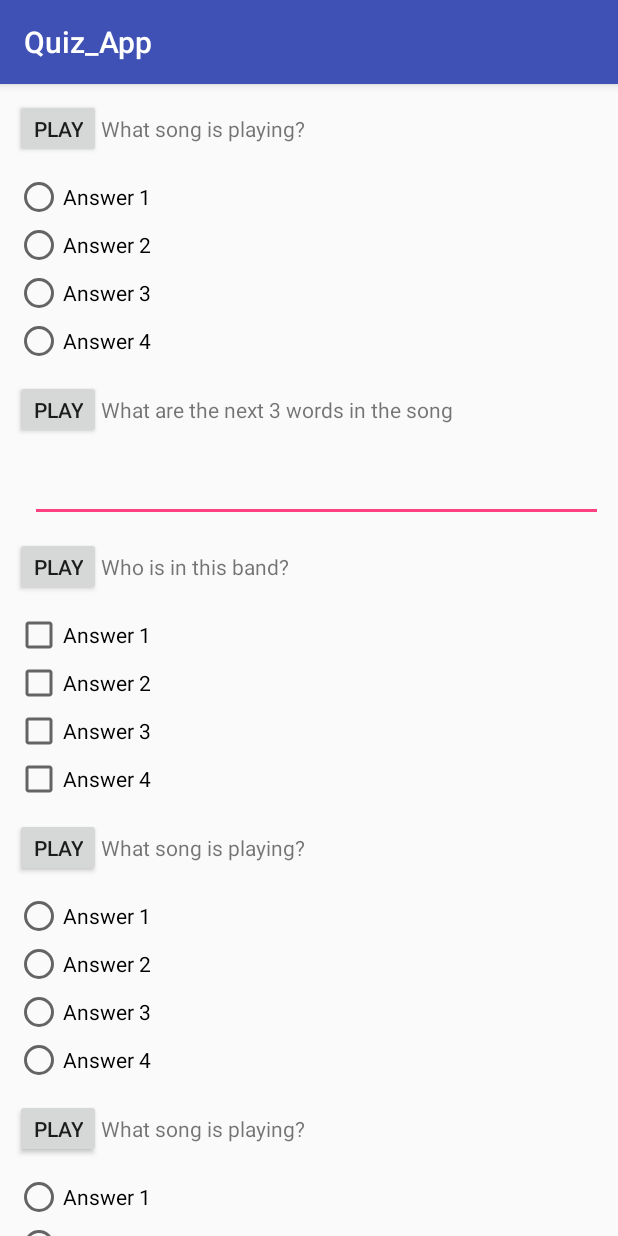
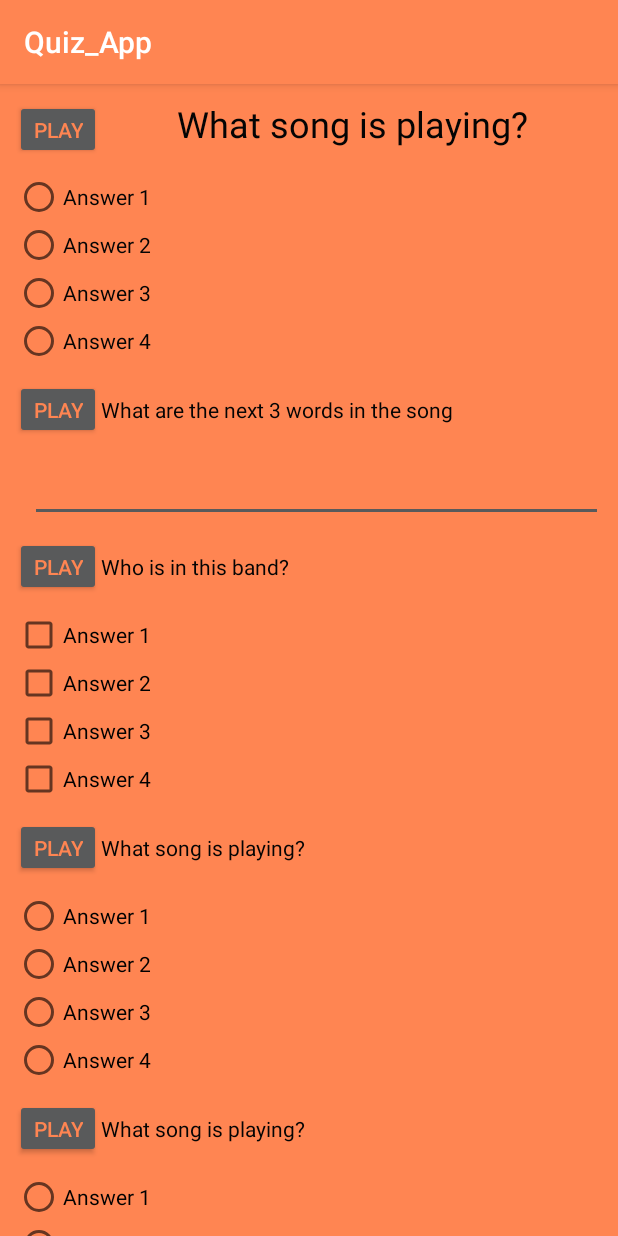
Before and after one commit to masterblasterx89/Quiz_App, an Android app: the screen it shows after launch (MainActivity), on a phone screen of 412 x 824 dp. Run offline under Robolectric (Android 15) with nearby library versions, the phone set to English and light mode, and no system bars.

Commit message:
Added question1

```diff
--- a/app/src/main/res/layout/activity_main.xml
+++ b/app/src/main/res/layout/activity_main.xml
@@ -6,7 +6,8 @@
     <LinearLayout
         android:layout_width="match_parent"
         android:layout_height="match_parent"
-        android:orientation="vertical">
+        android:orientation="vertical"
+        android:background="@color/colorPrimary">
 
         <LinearLayout
             android:layout_width="match_parent"
@@ -20,15 +21,20 @@
                 android:layout_height="wrap_content"
                 android:minHeight="@dimen/play_button_height"
                 android:minWidth="@dimen/play_button_width"
-                android:text="Play">
+                android:text="Play"
+                android:backgroundTint="@color/colorAccent"
+                android:textColor="@color/colorPrimary">
 
             </Button>
 
             <TextView
                 android:id="@+id/first_question"
-                android:layout_width="wrap_content"
+                android:layout_width="fill_parent"
                 android:layout_height="wrap_content"
-                android:text="What song is playing?">
+                android:gravity="center"
+                android:text="What song is playing?"
+                android:textSize="24sp"
+                android:textColor="@color/fontColor">
 
             </TextView>
 
@@ -48,22 +54,26 @@
                 <RadioButton
                     android:layout_width="wrap_content"
                     android:layout_height="wrap_content"
-                    android:text="Answer 1" />
+                    android:text="Answer 1"
+                    android:textColor="@color/fontColor"/>
 
                 <RadioButton
                     android:layout_width="wrap_content"
                     android:layout_height="wrap_content"
-                    android:text="Answer 2" />
+                    android:text="Answer 2"
+                    android:textColor="@color/fontColor"/>
 
                 <RadioButton
                     android:layout_width="wrap_content"
                     android:layout_height="wrap_content"
-                    android:text="Answer 3" />
+                    android:text="Answer 3"
+                    android:textColor="@color/fontColor"/>
 
                 <RadioButton
                     android:layout_width="wrap_content"
                     android:layout_height="wrap_content"
-                    android:text="Answer 4" />
+                    android:text="Answer 4"
+                    android:textColor="@color/fontColor"/>
             </RadioGroup>
         </LinearLayout>
 
@@ -79,7 +89,9 @@
                 android:layout_height="wrap_content"
                 android:minHeight="@dimen/play_button_height"
                 android:minWidth="@dimen/play_button_width"
-                android:text="Play">
+                android:text="Play"
+                android:backgroundTint="@color/colorAccent"
+                android:textColor="@color/colorPrimary">
 
             </Button>
 
@@ -87,7 +99,8 @@
                 android:id="@+id/second_question"
                 android:layout_width="wrap_content"
                 android:layout_height="wrap_content"
-                android:text="What are the next 3 words in the song">
+                android:text="What are the next 3 words in the song"
+                android:textColor="@color/fontColor">
 
             </TextView>
 
@@ -119,7 +132,9 @@
                 android:layout_height="wrap_content"
                 android:minHeight="@dimen/play_button_height"
                 android:minWidth="@dimen/play_button_width"
-                android:text="Play">
+                android:text="Play"
+                android:backgroundTint="@color/colorAccent"
+                android:textColor="@color/colorPrimary">
 
             </Button>
 
@@ -127,7 +142,8 @@
                 android:id="@+id/third_question"
                 android:layout_width="wrap_content"
                 android:layout_height="wrap_content"
-                android:text="Who is in this band?">
+                android:text="Who is in this band?"
+                android:textColor="@color/fontColor">
 
             </TextView>
 
@@ -174,7 +190,9 @@
                 android:layout_height="wrap_content"
                 android:minHeight="@dimen/play_button_height"
                 android:minWidth="@dimen/play_button_width"
-                android:text="Play">
+                android:text="Play"
+                android:backgroundTint="@color/colorAccent"
+                android:textColor="@color/colorPrimary">
 
             </Button>
 
@@ -182,7 +200,8 @@
                 android:id="@+id/forth_question"
                 android:layout_width="wrap_content"
                 android:layout_height="wrap_content"
-                android:text="What song is playing?">
+                android:text="What song is playing?"
+                android:textColor="@color/fontColor">
 
             </TextView>
 
@@ -232,7 +251,9 @@
                 android:layout_height="wrap_content"
                 android:minHeight="@dimen/play_button_height"
                 android:minWidth="@dimen/play_button_width"
-                android:text="Play">
+                android:text="Play"
+                android:backgroundTint="@color/colorAccent"
+                android:textColor="@color/colorPrimary">
 
             </Button>
 
@@ -240,7 +261,8 @@
                 android:id="@+id/fifth_question"
                 android:layout_width="wrap_content"
                 android:layout_height="wrap_content"
-                android:text="What song is playing?">
+                android:text="What song is playing?"
+                android:textColor="@color/fontColor">
 
             </TextView>
 
--- a/app/src/main/res/values/colors.xml
+++ b/app/src/main/res/values/colors.xml
@@ -1,6 +1,8 @@
 <?xml version="1.0" encoding="utf-8"?>
 <resources>
-    <color name="colorPrimary">#3F51B5</color>
-    <color name="colorPrimaryDark">#303F9F</color>
-    <color name="colorAccent">#FF4081</color>
+    <color name="colorPrimary">#FF8552</color>
+    <color name="colorPrimaryDark">#BCAF9C</color>
+    <color name="colorAccent">#595A5B</color>
+    <color name="fontColor">#040404</color>
+
 </resources>
```
